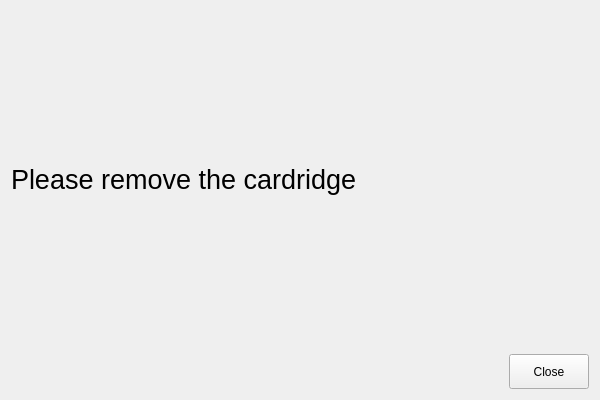
Old version of the form sequential/views/Close_Widget.ui in the repository aquilesC/NanoCETPy.
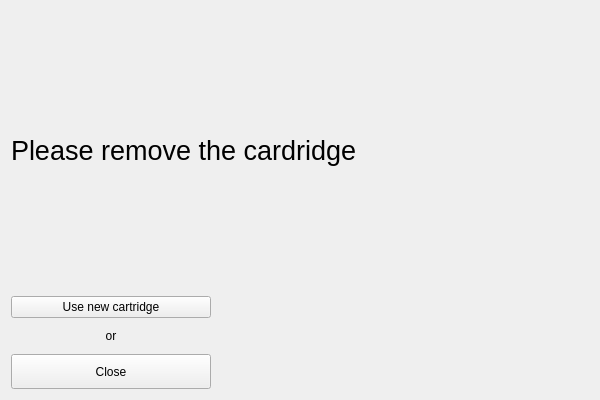
New version of the form.

Commit message: UI updates from feedback round

The edit to the form file:
```diff
--- a/sequential/views/Close_Widget.ui
+++ b/sequential/views/Close_Widget.ui
@@ -34,6 +34,43 @@
    </item>
    <item>
     <layout class="QHBoxLayout" name="horizontalLayout">
+     <item>
+      <layout class="QVBoxLayout" name="verticalLayout_2">
+       <property name="leftMargin">
+        <number>0</number>
+       </property>
+       <item>
+        <widget class="QPushButton" name="new_button">
+         <property name="text">
+          <string>Use new cartridge</string>
+         </property>
+        </widget>
+       </item>
+       <item>
+        <widget class="QLabel" name="label_2">
+         <property name="text">
+          <string>or</string>
+         </property>
+         <property name="alignment">
+          <set>Qt::AlignCenter</set>
+         </property>
+        </widget>
+       </item>
+       <item>
+        <widget class="QPushButton" name="close_button">
+         <property name="minimumSize">
+          <size>
+           <width>200</width>
+           <height>35</height>
+          </size>
+         </property>
+         <property name="text">
+          <string>Close</string>
+         </property>
+        </widget>
+       </item>
+      </layout>
+     </item>
      <item>
       <spacer name="horizontalSpacer">
        <property name="orientation">
@@ -47,19 +84,6 @@
        </property>
       </spacer>
      </item>
-     <item>
-      <widget class="QPushButton" name="close_button">
-       <property name="minimumSize">
-        <size>
-         <width>0</width>
-         <height>35</height>
-        </size>
-       </property>
-       <property name="text">
-        <string>Close</string>
-       </property>
-      </widget>
-     </item>
     </layout>
    </item>
   </layout>
```
The commit also changes 6 other files.
